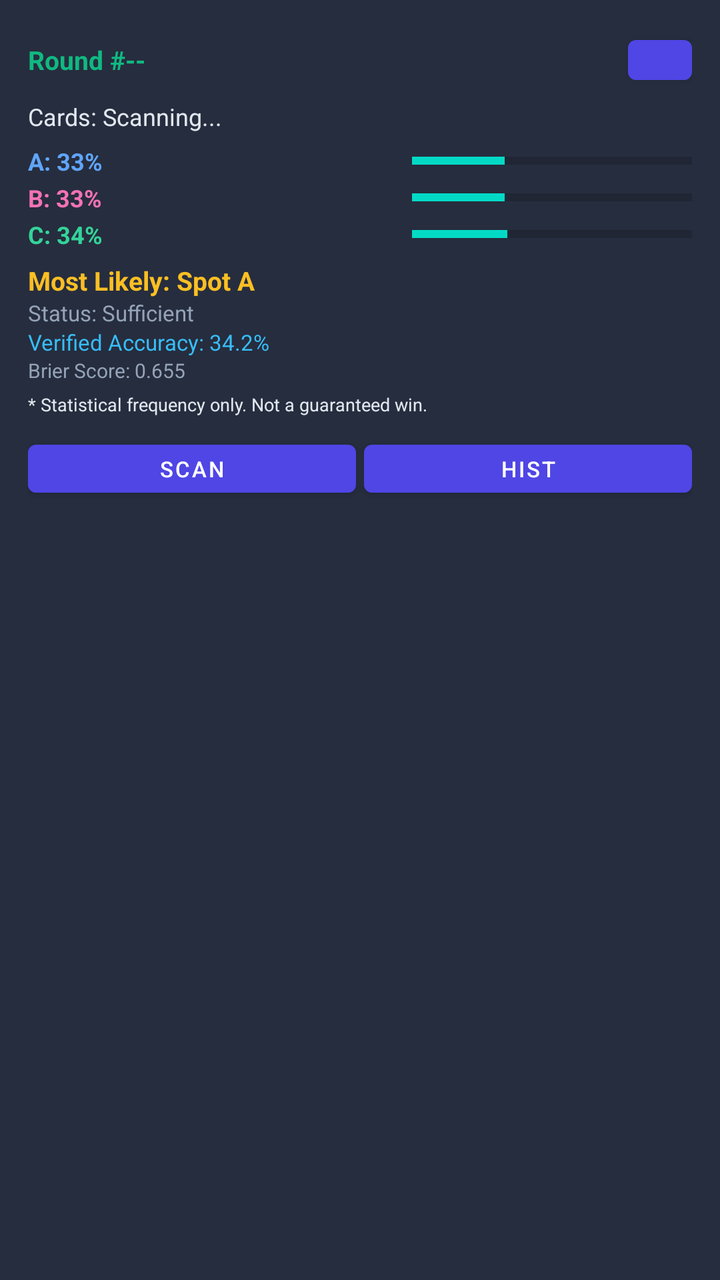
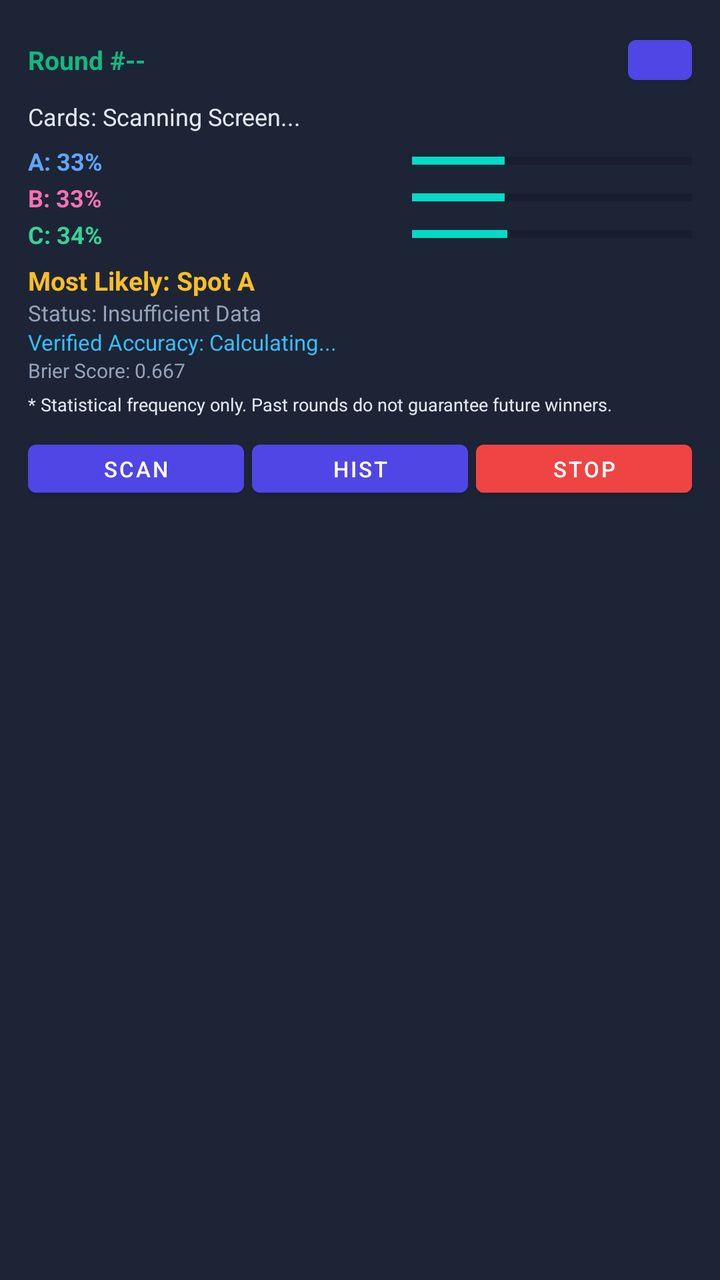

Before-and-after screenshots of an Android layout around one commit, followed by the original layout XML and the change that was made.
<!-- AndroidManifest.xml: application theme Theme.SceneBot -->
<!-- res/layout/layout_floating_scene_expanded.xml -->
<?xml version="1.0" encoding="utf-8"?>
<LinearLayout xmlns:android="http://schemas.android.com/apk/res/android"
    android:layout_width="260dp"
    android:layout_height="wrap_content"
    android:orientation="vertical"
    android:background="#E60F172A"
    android:padding="14dp">

    <LinearLayout
        android:layout_width="match_parent"
        android:layout_height="wrap_content"
        android:orientation="horizontal"
        android:gravity="center_vertical">
        <TextView
            android:id="@+id/tv_round_count"
            android:layout_width="0dp"
            android:layout_weight="1"
            android:layout_height="wrap_content"
            android:text="Round #--"
            android:textStyle="bold"
            android:textColor="#10B981"
            android:textSize="13sp" />
        <Button
            android:id="@+id/btn_minimize"
            android:layout_width="32dp"
            android:layout_height="32dp"
            android:text="✕"
            android:textColor="#9CA3AF" />
    </LinearLayout>

    <TextView
        android:id="@+id/tv_current_cards"
        android:layout_width="match_parent"
        android:layout_height="wrap_content"
        android:text="Cards: Scanning..."
        android:textColor="#E2E8F0"
        android:textSize="12sp"
        android:layout_marginTop="4dp" />

    
    <LinearLayout
        android:layout_width="match_parent"
        android:layout_height="wrap_content"
        android:orientation="vertical"
        android:layout_marginTop="6dp">
        <LinearLayout
            android:layout_width="match_parent"
            android:layout_height="wrap_content"
            android:orientation="horizontal">
            <TextView
                android:id="@+id/tv_possible_a"
                android:layout_width="0dp"
                android:layout_weight="1"
                android:layout_height="wrap_content"
                android:text="A: 33%"
                android:textColor="#60A5FA"
                android:textSize="12sp"
                android:textStyle="bold" />
            <ProgressBar
                android:id="@+id/progress_a"
                style="?android:attr/progressBarStyleHorizontal"
                android:layout_width="140dp"
                android:layout_height="wrap_content"
                android:max="100"
                android:progress="33" />
        </LinearLayout>

        <LinearLayout
            android:layout_width="match_parent"
            android:layout_height="wrap_content"
            android:orientation="horizontal"
            android:layout_marginTop="2dp">
            <TextView
                android:id="@+id/tv_possible_b"
                android:layout_width="0dp"
                android:layout_weight="1"
                android:layout_height="wrap_content"
                android:text="B: 33%"
                android:textColor="#F472B6"
                android:textSize="12sp"
                android:textStyle="bold" />
            <ProgressBar
                android:id="@+id/progress_b"
                style="?android:attr/progressBarStyleHorizontal"
                android:layout_width="140dp"
                android:layout_height="wrap_content"
                android:max="100"
                android:progress="33" />
        </LinearLayout>

        <LinearLayout
            android:layout_width="match_parent"
            android:layout_height="wrap_content"
            android:orientation="horizontal"
            android:layout_marginTop="2dp">
            <TextView
                android:id="@+id/tv_possible_c"
                android:layout_width="0dp"
                android:layout_weight="1"
                android:layout_height="wrap_content"
                android:text="C: 34%"
                android:textColor="#34D399"
                android:textSize="12sp"
                android:textStyle="bold" />
            <ProgressBar
                android:id="@+id/progress_c"
                style="?android:attr/progressBarStyleHorizontal"
                android:layout_width="140dp"
                android:layout_height="wrap_content"
                android:max="100"
                android:progress="34" />
        </LinearLayout>
    </LinearLayout>

    <TextView
        android:id="@+id/tv_most_likely"
        android:layout_width="match_parent"
        android:layout_height="wrap_content"
        android:text="Most Likely: Spot A"
        android:textColor="#FBBF24"
        android:textStyle="bold"
        android:textSize="13sp"
        android:layout_marginTop="6dp" />

    <TextView
        android:id="@+id/tv_data_status"
        android:layout_width="match_parent"
        android:layout_height="wrap_content"
        android:text="Status: Sufficient"
        android:textColor="#94A3B8"
        android:textSize="11sp" />

    <TextView
        android:id="@+id/tv_verified_accuracy"
        android:layout_width="match_parent"
        android:layout_height="wrap_content"
        android:text="Verified Accuracy: 34.2%"
        android:textColor="#38BDF8"
        android:textSize="11sp" />

    <TextView
        android:id="@+id/tv_brier_score"
        android:layout_width="match_parent"
        android:layout_height="wrap_content"
        android:text="Brier Score: 0.655"
        android:textColor="#94A3B8"
        android:textSize="10sp" />

    <TextView
        android:layout_width="match_parent"
        android:layout_height="wrap_content"
        android:text="* Statistical frequency only. Not a guaranteed win."
        android:textColor="#E2E8F0"
        android:textSize="9sp"
        android:layout_marginTop="4dp" />

    <LinearLayout
        android:layout_width="match_parent"
        android:layout_height="wrap_content"
        android:orientation="horizontal"
        android:layout_marginTop="8dp">
        <Button
            android:id="@+id/btn_scan"
            android:layout_width="0dp"
            android:layout_weight="1"
            android:layout_height="36dp"
            android:text="SCAN"
            android:textSize="11sp" />
        <Button
            android:id="@+id/btn_history"
            android:layout_width="0dp"
            android:layout_weight="1"
            android:layout_height="36dp"
            android:text="HIST"
            android:textSize="11sp"
            android:layout_marginStart="4dp" />
    </LinearLayout>
</LinearLayout>
<!-- resources referenced by this layout -->
<resources>
  <style name="Theme.SceneBot" parent="Theme.MaterialComponents.DayNight.NoActionBar">
          <item name="colorPrimary">@color/primary</item>
          <item name="colorPrimaryVariant">@color/primary_dark</item>
          <item name="colorOnPrimary">@color/white</item>
      </style>
  <color name="primary">#4F46E5</color>
  <color name="primary_dark">#3730A3</color>
  <color name="white">#FFFFFF</color>
</resources>

<!-- the commit's change to res/layout/layout_floating_scene_expanded.xml (unified diff, before → after) -->
@@ -1,9 +1,9 @@
 <?xml version="1.0" encoding="utf-8"?>
 <LinearLayout xmlns:android="http://schemas.android.com/apk/res/android"
-    android:layout_width="260dp"
+    android:layout_width="270dp"
     android:layout_height="wrap_content"
     android:orientation="vertical"
-    android:background="#E60F172A"
+    android:background="#F00F172A"
     android:padding="14dp">
 
     <LinearLayout
@@ -11,6 +11,7 @@
         android:layout_height="wrap_content"
         android:orientation="horizontal"
         android:gravity="center_vertical">
+
         <TextView
             android:id="@+id/tv_round_count"
             android:layout_width="0dp"
@@ -20,6 +21,7 @@
             android:textStyle="bold"
             android:textColor="#10B981"
             android:textSize="13sp" />
+
         <Button
             android:id="@+id/btn_minimize"
             android:layout_width="32dp"
@@ -32,7 +34,7 @@
         android:id="@+id/tv_current_cards"
         android:layout_width="match_parent"
         android:layout_height="wrap_content"
-        android:text="Cards: Scanning..."
+        android:text="Cards: Scanning Screen..."
         android:textColor="#E2E8F0"
         android:textSize="12sp"
         android:layout_marginTop="4dp" />
@@ -43,6 +45,7 @@
         android:layout_height="wrap_content"
         android:orientation="vertical"
         android:layout_marginTop="6dp">
+
         <LinearLayout
             android:layout_width="match_parent"
             android:layout_height="wrap_content"
@@ -126,7 +129,7 @@
         android:id="@+id/tv_data_status"
         android:layout_width="match_parent"
         android:layout_height="wrap_content"
-        android:text="Status: Sufficient"
+        android:text="Status: Insufficient Data"
         android:textColor="#94A3B8"
         android:textSize="11sp" />
 
@@ -134,7 +137,7 @@
         android:id="@+id/tv_verified_accuracy"
         android:layout_width="match_parent"
         android:layout_height="wrap_content"
-        android:text="Verified Accuracy: 34.2%"
+        android:text="Verified Accuracy: Calculating..."
         android:textColor="#38BDF8"
         android:textSize="11sp" />
 
@@ -142,14 +145,14 @@
         android:id="@+id/tv_brier_score"
         android:layout_width="match_parent"
         android:layout_height="wrap_content"
-        android:text="Brier Score: 0.655"
+        android:text="Brier Score: 0.667"
         android:textColor="#94A3B8"
         android:textSize="10sp" />
 
     <TextView
         android:layout_width="match_parent"
         android:layout_height="wrap_content"
-        android:text="* Statistical frequency only. Not a guaranteed win."
+        android:text="* Statistical frequency only. Past rounds do not guarantee future winners."
         android:textColor="#E2E8F0"
         android:textSize="9sp"
         android:layout_marginTop="4dp" />
@@ -159,6 +162,7 @@
         android:layout_height="wrap_content"
         android:orientation="horizontal"
         android:layout_marginTop="8dp">
+
         <Button
             android:id="@+id/btn_scan"
             android:layout_width="0dp"
@@ -166,6 +170,7 @@
             android:layout_height="36dp"
             android:text="SCAN"
             android:textSize="11sp" />
+
         <Button
             android:id="@+id/btn_history"
             android:layout_width="0dp"
@@ -174,5 +179,15 @@
             android:text="HIST"
             android:textSize="11sp"
             android:layout_marginStart="4dp" />
+
+        <Button
+            android:id="@+id/btn_stop"
+            android:layout_width="0dp"
+            android:layout_weight="1"
+            android:layout_height="36dp"
+            android:backgroundTint="#EF4444"
+            android:text="STOP"
+            android:textSize="11sp"
+            android:layout_marginStart="4dp" />
     </LinearLayout>
 </LinearLayout>
